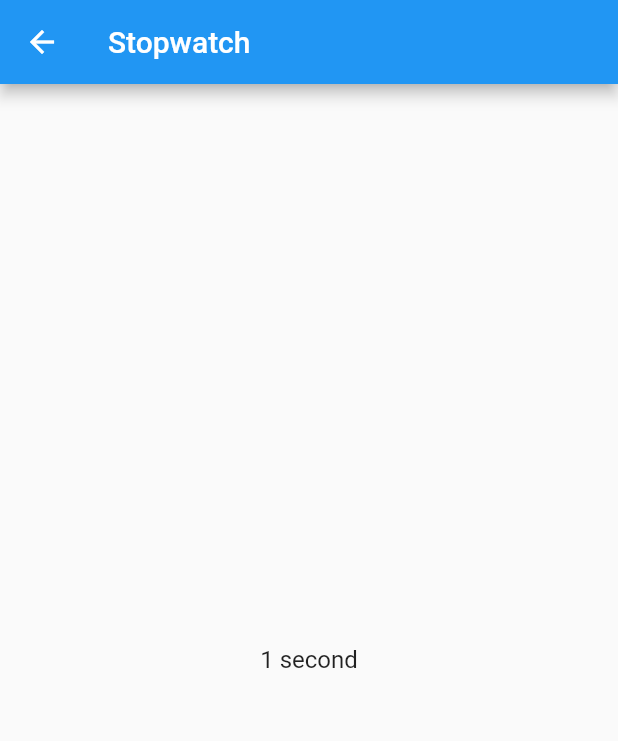
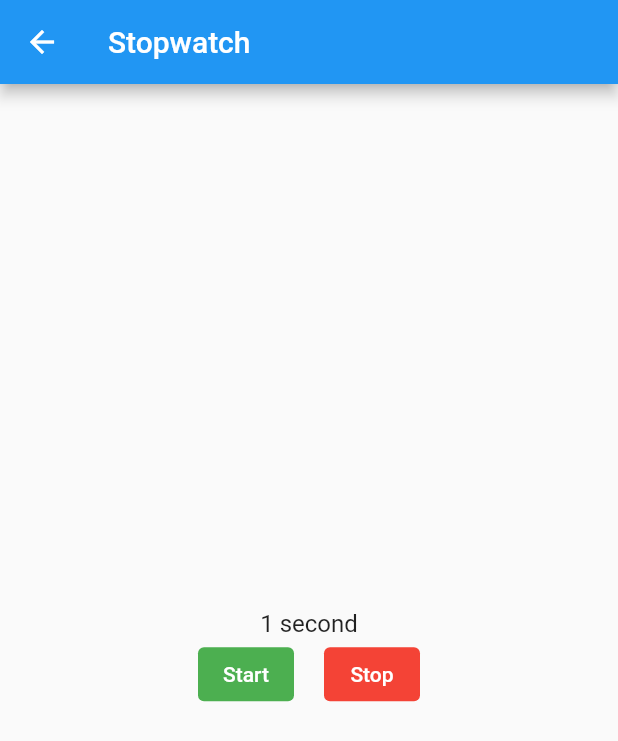
Before and after one commit to owen825210069/LatihanFlutter, a Flutter app: the StopWatch screen opened directly, on a phone screen of 412 x 824 dp. Shown: the top 741 px of the screen. Run offline on Flutter 3.47's test engine with Material 2 defaults, Android fonts, the phone set to English and light mode, and no system bars; our stand-ins replace google_fonts.

Commit message:
Exit commit

```diff
--- a/lib/sw.dart
+++ b/lib/sw.dart
@@ -35,9 +35,38 @@ class StopWatchState extends State<StopWatch> {
       appBar: AppBar(
         title: Text('Stopwatch'),
       ),
-      body: Center(
-        child: Text('$seconds ${_secondsString()}',
-          style: Theme.of(context).textTheme.titleMedium,),
+      body: Column(
+        mainAxisAlignment: MainAxisAlignment.center,
+        children: <Widget>[
+          Text(
+            '$seconds ${_secondsString()}',
+            style: Theme.of(context).textTheme.titleMedium,
+          ),
+          SizedBox(width: 20),
+          Row(
+            mainAxisAlignment: MainAxisAlignment.center,
+            children: <Widget> [
+              ElevatedButton(
+                  style: ButtonStyle(
+                    backgroundColor: MaterialStateProperty.all<Color>(Colors.green),
+                    foregroundColor: MaterialStateProperty.all<Color>(Colors.white),
+                  ),
+                  onPressed: null,
+                  child: Text('Start')
+              ),
+              SizedBox(width: 20),
+              TextButton(
+                style: ButtonStyle(
+                  backgroundColor: MaterialStateProperty.all<Color>(Colors.red),
+                  foregroundColor: MaterialStateProperty.all<Color>(Colors.white),
+                ),
+                onPressed: null,
+                child: Text('Stop'),
+              )
+            ],
+          ),
+
+        ],
       ),
     );
   }
```
